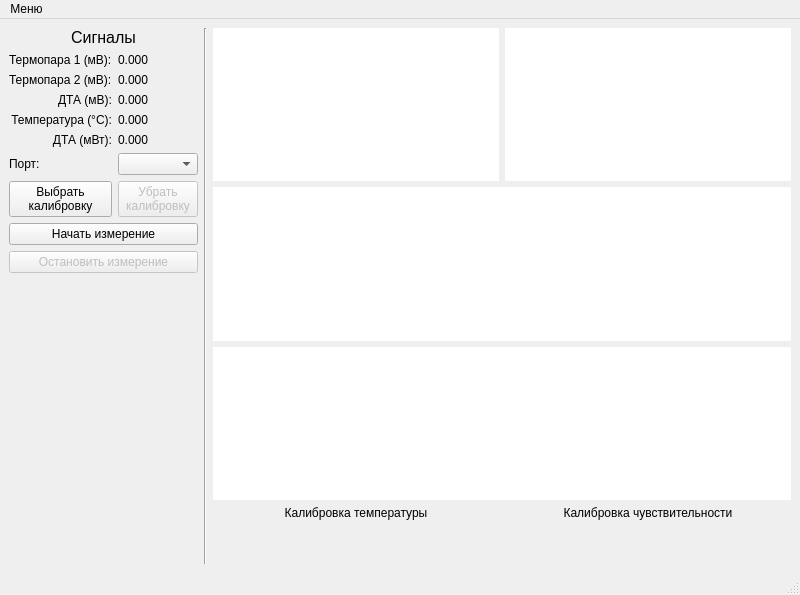
First picture: the form in ui/src/MainWindow.ui, repository ioyurev/fusion-collection, before the edit.
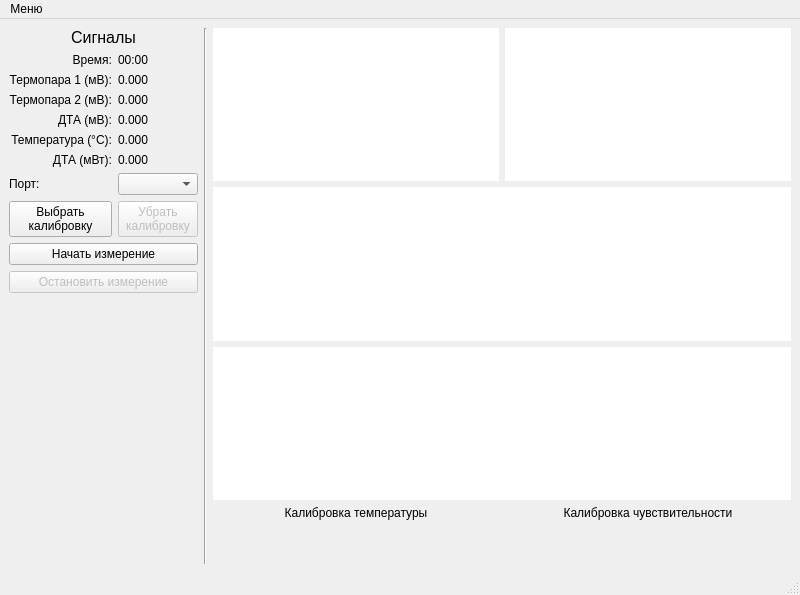
Second picture: the form after the edit. Custom widgets are drawn as their Qt base class.

```diff
--- a/ui/src/MainWindow.ui
+++ b/ui/src/MainWindow.ui
@@ -23,127 +23,16 @@
      </widget>
     </item>
     <item row="0" column="0" rowspan="5">
-     <layout class="QGridLayout" name="gridLayout" rowstretch="0,0,0,0,0,0,0,0,0,0,0,0,0">
-      <item row="11" column="0" colspan="2">
-       <widget class="QPushButton" name="btn_stop_measurement">
-        <property name="enabled">
-         <bool>false</bool>
-        </property>
-        <property name="text">
-         <string>Остановить измерение</string>
-        </property>
-       </widget>
-      </item>
-      <item row="5" column="1">
-       <widget class="QLabel" name="label_dta_mw">
-        <property name="text">
-         <string>0.000</string>
-        </property>
-       </widget>
-      </item>
-      <item row="4" column="0">
-       <widget class="QLabel" name="label_7">
-        <property name="text">
-         <string>Температура (°C):</string>
-        </property>
-        <property name="alignment">
-         <set>Qt::AlignRight|Qt::AlignTrailing|Qt::AlignVCenter</set>
-        </property>
-       </widget>
-      </item>
-      <item row="3" column="1">
-       <widget class="QLabel" name="label_dta_mcv">
-        <property name="text">
-         <string>0.000</string>
-        </property>
-       </widget>
-      </item>
-      <item row="8" column="0">
+     <layout class="QGridLayout" name="gridLayout" rowstretch="0,0,0,0,0,0,0,0,0,0,0,0,0,0">
+      <item row="9" column="0">
        <widget class="QLabel" name="label_6">
         <property name="text">
          <string>Порт:</string>
         </property>
        </widget>
       </item>
-      <item row="2" column="0">
-       <widget class="QLabel" name="label_3">
-        <property name="text">
-         <string>Термопара 2 (мВ):</string>
-        </property>
-       </widget>
-      </item>
-      <item row="3" column="0">
-       <widget class="QLabel" name="label_9">
-        <property name="text">
-         <string>ДТА (мВ):</string>
-        </property>
-        <property name="alignment">
-         <set>Qt::AlignRight|Qt::AlignTrailing|Qt::AlignVCenter</set>
-        </property>
-       </widget>
-      </item>
-      <item row="5" column="0">
-       <widget class="QLabel" name="label_5">
-        <property name="text">
-         <string>ДТА (мВт):</string>
-        </property>
-        <property name="alignment">
-         <set>Qt::AlignRight|Qt::AlignTrailing|Qt::AlignVCenter</set>
-        </property>
-       </widget>
-      </item>
-      <item row="8" column="1">
-       <widget class="QComboBox" name="combobo_ports"/>
-      </item>
-      <item row="9" column="1">
-       <widget class="QPushButton" name="btn_remove_calibration">
-        <property name="enabled">
-         <bool>false</bool>
-        </property>
-        <property name="text">
-         <string>Убрать
-калибровку</string>
-        </property>
-       </widget>
-      </item>
-      <item row="1" column="1">
-       <widget class="QLabel" name="label_t1">
-        <property name="text">
-         <string>0.000</string>
-        </property>
-       </widget>
-      </item>
-      <item row="10" column="0" colspan="2">
-       <widget class="QPushButton" name="btn_start_measurement">
-        <property name="text">
-         <string>Начать измерение</string>
-        </property>
-       </widget>
-      </item>
-      <item row="1" column="0">
-       <widget class="QLabel" name="label">
-        <property name="text">
-         <string>Термопара 1 (мВ):</string>
-        </property>
-       </widget>
-      </item>
-      <item row="9" column="0">
-       <widget class="QPushButton" name="btn_choose_calibration">
-        <property name="text">
-         <string>Выбрать
-калибровку</string>
-        </property>
-       </widget>
-      </item>
-      <item row="2" column="1">
-       <widget class="QLabel" name="label_t2">
-        <property name="text">
-         <string>0.000</string>
-        </property>
-       </widget>
-      </item>
-      <item row="4" column="1">
-       <widget class="QLabel" name="label_temp">
+      <item row="6" column="1">
+       <widget class="QLabel" name="label_dta_mw">
         <property name="text">
          <string>0.000</string>
         </property>
@@ -164,7 +53,34 @@
         </property>
        </widget>
       </item>
-      <item row="12" column="0" colspan="2">
+      <item row="9" column="1">
+       <widget class="QComboBox" name="combobo_ports"/>
+      </item>
+      <item row="3" column="1">
+       <widget class="QLabel" name="label_t2">
+        <property name="text">
+         <string>0.000</string>
+        </property>
+       </widget>
+      </item>
+      <item row="2" column="0">
+       <widget class="QLabel" name="label">
+        <property name="text">
+         <string>Термопара 1 (мВ):</string>
+        </property>
+        <property name="alignment">
+         <set>Qt::AlignRight|Qt::AlignTrailing|Qt::AlignVCenter</set>
+        </property>
+       </widget>
+      </item>
+      <item row="5" column="1">
+       <widget class="QLabel" name="label_temp">
+        <property name="text">
+         <string>0.000</string>
+        </property>
+       </widget>
+      </item>
+      <item row="13" column="0" colspan="2">
        <spacer name="verticalSpacer">
         <property name="orientation">
          <enum>Qt::Vertical</enum>
@@ -177,6 +93,113 @@
         </property>
        </spacer>
       </item>
+      <item row="3" column="0">
+       <widget class="QLabel" name="label_3">
+        <property name="text">
+         <string>Термопара 2 (мВ):</string>
+        </property>
+        <property name="alignment">
+         <set>Qt::AlignRight|Qt::AlignTrailing|Qt::AlignVCenter</set>
+        </property>
+       </widget>
+      </item>
+      <item row="6" column="0">
+       <widget class="QLabel" name="label_5">
+        <property name="text">
+         <string>ДТА (мВт):</string>
+        </property>
+        <property name="alignment">
+         <set>Qt::AlignRight|Qt::AlignTrailing|Qt::AlignVCenter</set>
+        </property>
+       </widget>
+      </item>
+      <item row="12" column="0" colspan="2">
+       <widget class="QPushButton" name="btn_stop_measurement">
+        <property name="enabled">
+         <bool>false</bool>
+        </property>
+        <property name="text">
+         <string>Остановить измерение</string>
+        </property>
+       </widget>
+      </item>
+      <item row="2" column="1">
+       <widget class="QLabel" name="label_t1">
+        <property name="text">
+         <string>0.000</string>
+        </property>
+       </widget>
+      </item>
+      <item row="4" column="0">
+       <widget class="QLabel" name="label_9">
+        <property name="text">
+         <string>ДТА (мВ):</string>
+        </property>
+        <property name="alignment">
+         <set>Qt::AlignRight|Qt::AlignTrailing|Qt::AlignVCenter</set>
+        </property>
+       </widget>
+      </item>
+      <item row="10" column="0">
+       <widget class="QPushButton" name="btn_choose_calibration">
+        <property name="text">
+         <string>Выбрать
+калибровку</string>
+        </property>
+       </widget>
+      </item>
+      <item row="11" column="0" colspan="2">
+       <widget class="QPushButton" name="btn_start_measurement">
+        <property name="text">
+         <string>Начать измерение</string>
+        </property>
+       </widget>
+      </item>
+      <item row="5" column="0">
+       <widget class="QLabel" name="label_7">
+        <property name="text">
+         <string>Температура (°C):</string>
+        </property>
+        <property name="alignment">
+         <set>Qt::AlignRight|Qt::AlignTrailing|Qt::AlignVCenter</set>
+        </property>
+       </widget>
+      </item>
+      <item row="10" column="1">
+       <widget class="QPushButton" name="btn_remove_calibration">
+        <property name="enabled">
+         <bool>false</bool>
+        </property>
+        <property name="text">
+         <string>Убрать
+калибровку</string>
+        </property>
+       </widget>
+      </item>
+      <item row="4" column="1">
+       <widget class="QLabel" name="label_dta_mcv">
+        <property name="text">
+         <string>0.000</string>
+        </property>
+       </widget>
+      </item>
+      <item row="1" column="0">
+       <widget class="QLabel" name="label_8">
+        <property name="text">
+         <string>Время:</string>
+        </property>
+        <property name="alignment">
+         <set>Qt::AlignRight|Qt::AlignTrailing|Qt::AlignVCenter</set>
+        </property>
+       </widget>
+      </item>
+      <item row="1" column="1">
+       <widget class="QLabel" name="label_time">
+        <property name="text">
+         <string>00:00</string>
+        </property>
+       </widget>
+      </item>
      </layout>
     </item>
     <item row="0" column="2" colspan="3">
```
